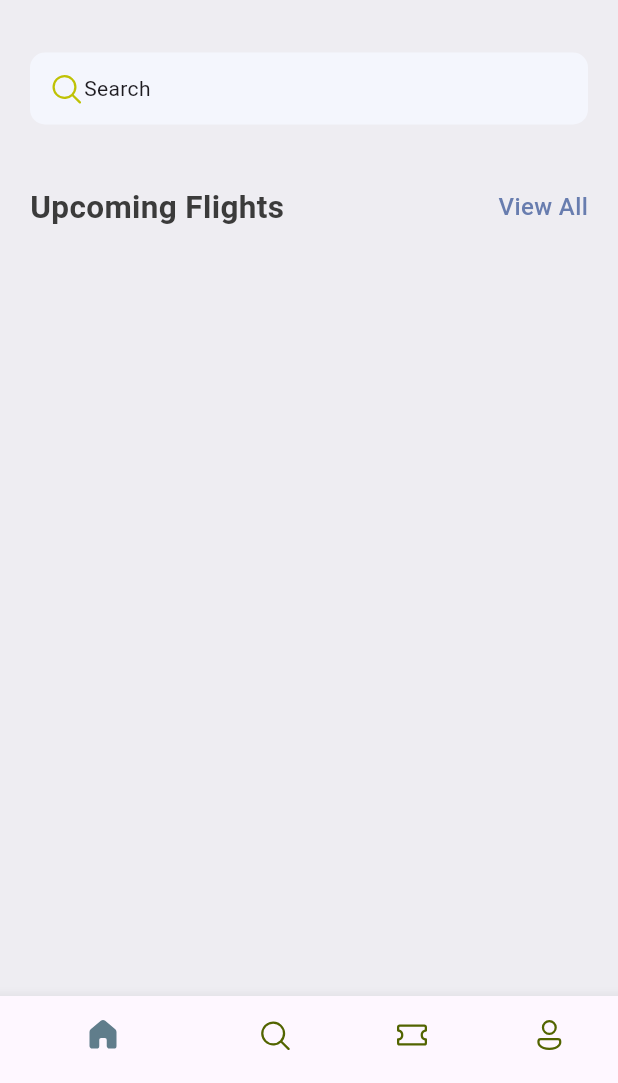
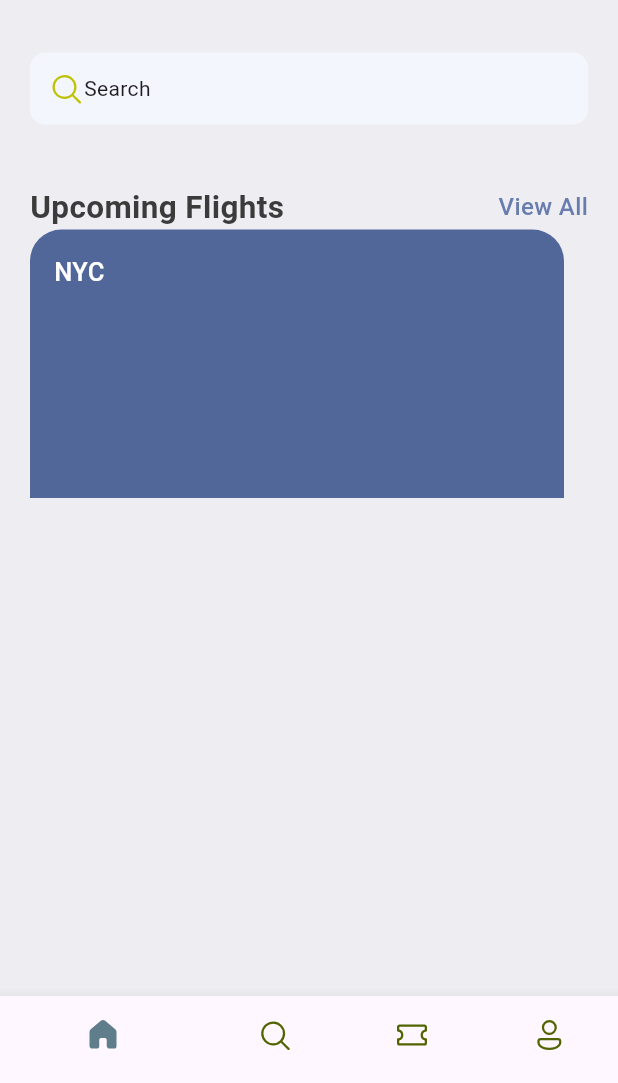
Before and after one commit to AungNaingPhyo2006/myanmar_air_international, a Flutter app: the screen it shows after launch, on a phone screen of 412 x 824 dp, the part 153-1236 px from its top. Run offline on Flutter 3.47's test engine with Material 3 defaults, Android fonts, the phone set to English and light mode, and no system bars; our stand-ins replace fluentui_icons.

Commit message:
add ticketView with copyWith()

```diff
--- a/lib/base/res/styles/app_styles.dart
+++ b/lib/base/res/styles/app_styles.dart
@@ -6,6 +6,7 @@ class AppStyles {
   static Color primaryColor = primary;
   static Color bgColor = const Color(0xFFeeedf2);
   static Color textColor = const Color(0xFF3b3b3b);
+  static Color ticketBlue = const Color(0xFF526799);
   static TextStyle textStyle =
       TextStyle(fontSize: 16, fontWeight: FontWeight.w500, color: textColor);
   static TextStyle headLineStyle1 =
--- /dev/null
+++ b/lib/base/widgets/ticket_view.dart
@@ -0,0 +1,36 @@
+import 'package:flutter/material.dart';
+import 'package:flutter/widgets.dart';
+import 'package:myanmar_air_international/base/res/styles/app_styles.dart';
+
+class TicketView extends StatelessWidget {
+  const TicketView({super.key});
+
+  @override
+  Widget build(BuildContext context) {
+    final size = MediaQuery.of(context).size;
+    return SizedBox(
+        width: size.width + 0.85,
+        height: 179,
+        child: Container(
+            margin: const EdgeInsets.only(right: 16),
+            padding: const EdgeInsets.all(16),
+            decoration: BoxDecoration(
+                color: AppStyles.ticketBlue,
+                borderRadius: const BorderRadius.only(
+                    topLeft: Radius.circular(21),
+                    topRight: Radius.circular(21))),
+            child: Column(
+              children: [
+                Row(
+                  children: [
+                    Text(
+                      'NYC',
+                      style: AppStyles.headLineStyle3
+                          .copyWith(color: Colors.white),
+                    )
+                  ],
+                )
+              ],
+            )));
+  }
+}
--- a/lib/screens/home_screen.dart
+++ b/lib/screens/home_screen.dart
@@ -3,6 +3,7 @@ import 'package:flutter/material.dart';
 import 'package:myanmar_air_international/base/res/media.dart';
 import 'package:myanmar_air_international/base/res/styles/app_styles.dart';
 import 'package:myanmar_air_international/base/widgets/app_double_text.dart';
+import 'package:myanmar_air_international/base/widgets/ticket_view.dart';
 
 class HomeScreen extends StatelessWidget {
   const HomeScreen({super.key});
@@ -75,6 +76,7 @@ class HomeScreen extends StatelessWidget {
                   bigText: 'Upcoming Flights',
                   smallText: 'View All',
                 ),
+                TicketView()
               ],
             ),
           ),
```
Also changed, not shown: 1 other file.
